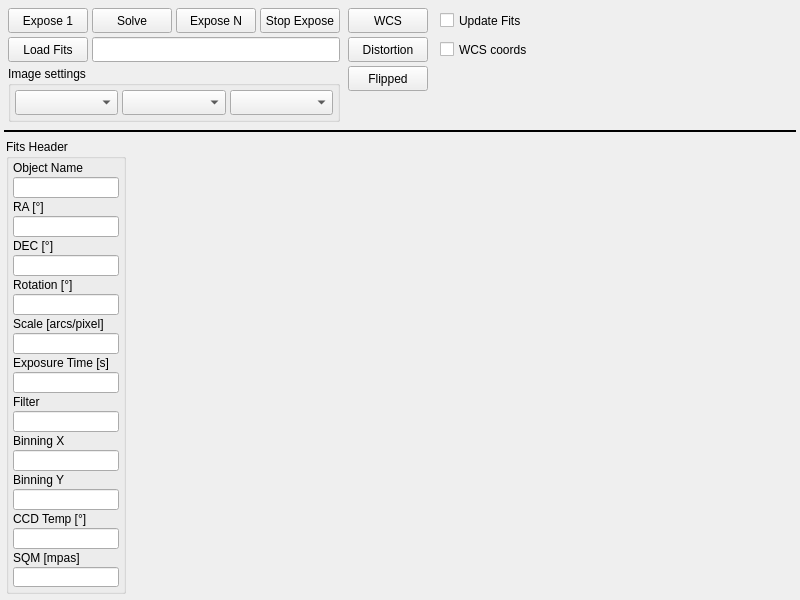
Above: mw4/gui/widgets/image.ui from mworion/MountWizzard4 before the change. Below: the same form after it.
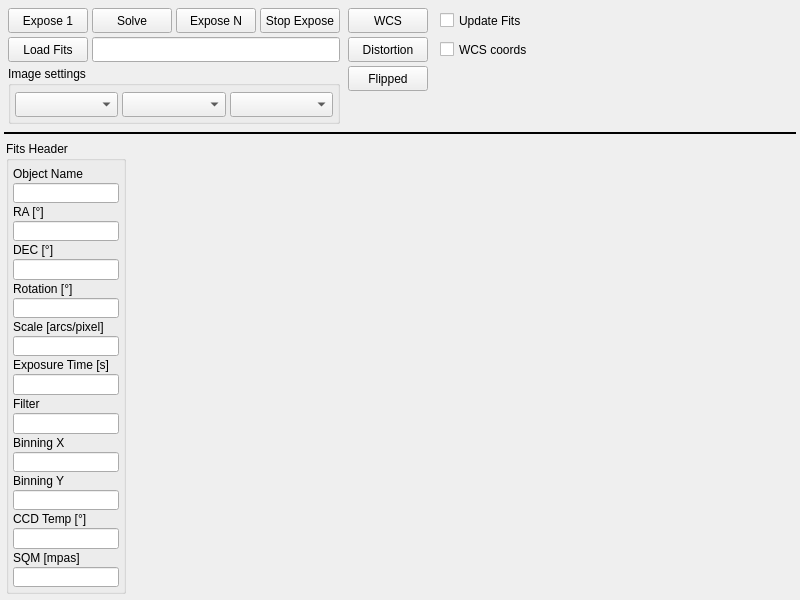
That is the form after the change.

Commit message: changed gui to layouts for image window

```diff
--- a/mw4/gui/widgets/image.ui
+++ b/mw4/gui/widgets/image.ui
@@ -190,7 +190,7 @@
            <number>4</number>
           </property>
           <property name="topMargin">
-           <number>4</number>
+           <number>6</number>
           </property>
           <property name="rightMargin">
            <number>4</number>
@@ -386,7 +386,7 @@
          <number>4</number>
         </property>
         <property name="topMargin">
-         <number>2</number>
+         <number>6</number>
         </property>
         <property name="rightMargin">
          <number>4</number>
```
Left out of the diff: 20 changed lines with no effect on the pictures. The commit also changes 2 other files.
